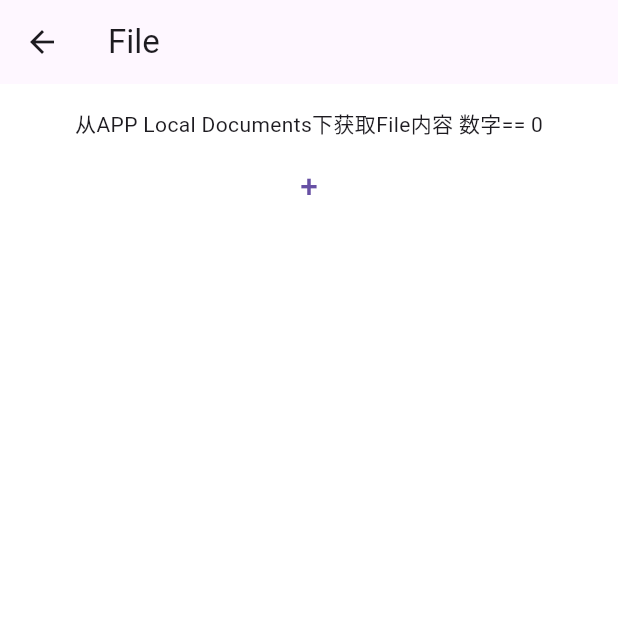
After one commit to zhangdekai/flutter_demo, a Flutter app: the FileOperateTest screen opened directly, on a phone screen of 412 x 824 dp, the top half of it. The commit adds this screen. Run offline on Flutter 3.47's test engine with Material 3 defaults, Android fonts, the phone set to English and light mode, and no system bars; our stand-ins replace after_layout, dio, event_bus, get, sign_in_with_apple, signature and 1 more; missing offline and left inert: flukit; accounts and stored records are empty; network calls fail.

Commit message:
Add File and Network operate and websocket, json_model generate

```diff
--- /dev/null
+++ b/lib/file_and_network_operate/file_io_operate.dart
@@ -0,0 +1,74 @@
+import 'dart:io';
+import 'package:flutter/material.dart';
+import 'package:weiChatDemo/common/common_button.dart';
+import 'package:path_provider/path_provider.dart';
+
+/*
+
+获取File 采用了  3方 path_provider，文件的读写还是使用了 dart:io 的File
+
+ */
+
+class FileOperateTest extends StatefulWidget {
+  const FileOperateTest({super.key});
+
+  @override
+  State<FileOperateTest> createState() => _FileOperateTestState();
+}
+
+class _FileOperateTestState extends State<FileOperateTest> {
+  int _counter = 0;
+
+  @override
+  void initState() {
+    super.initState();
+
+    _readCounter().then((value) => setState(() {
+          _counter = value;
+        }));
+  }
+
+  @override
+  Widget build(BuildContext context) {
+    return Scaffold(
+      appBar: AppBar(
+        title: Text('File'),
+      ),
+      body: Center(
+        child: Column(
+          children: [
+
+            SizedBox(height: 16),
+            Text('从APP Local Documents下获取File内容 数字== $_counter'),
+
+            PushButton.button2(context, '+', _incrementCounter)],
+        ),
+      ),
+    );
+  }
+
+  Future<File> _getLocalFile() async {
+    // 获取应用目录， iOS 模拟器初次使用时，需要重新run.
+    String dir = (await getApplicationDocumentsDirectory()).path;
+    return File('$dir/counter.txt');
+  }
+
+  Future<int> _readCounter() async {
+    try {
+      File file = await _getLocalFile();
+      // 读取点击次数（以字符串）
+      String contents = await file.readAsString();
+      return int.parse(contents);
+    } on FileSystemException {
+      return 0;
+    }
+  }
+
+  void _incrementCounter() async {
+    setState(() {
+      _counter++;
+    });
+    // 将点击次数以字符串类型写到文件中
+    await (await _getLocalFile()).writeAsString('$_counter');
+  }
+}
--- a/lib/main.dart
+++ b/lib/main.dart
@@ -2,11 +2,10 @@ import 'package:flutter/material.dart' hide Page, Action;
 import 'package:get/get.dart';
 import 'package:weiChatDemo/const_value/route_name.dart';
 import 'package:weiChatDemo/generated/l10n.dart';
+import 'package:weiChatDemo/page_route/page_route_test.dart';
 import 'package:weiChatDemo/pages/root_page.dart';
 import 'package:weiChatDemo/widgets_test/widgets_test/view.dart';
-
 import 'event/event_handle_test/view.dart';
-import 'page_route(路由机制)/page_route_test.dart';
 
 void main() => runApp(MyApp());
 
--- /dev/null
+++ b/lib/models/index.dart
@@ -0,0 +1 @@
+export 'user.dart' ;
```
Also changed, not shown: jsons/user.json (added, +7 -0 lines), lib/file_and_network_operate/file_netork_test.dart (added, +27 -0 lines), lib/file_and_network_operate/http_operte.dart (added, +143 -0 lines), lib/file_and_network_operate/webSocket_operte.dart (added, +115 -0 lines), lib/models/user.dart (added, +17 -0 lines), lib/pages/chat/chat_page.dart (+8 -2 lines), pubspec.yaml (+6 -2 lines), lib/file_and_network_operate/json_model/json_model.dart (renamed from lib/json_model/json_model.dart), lib/file_and_network_operate/json_model/json_model.g.dart, lib/interview_test/test_001.dart (renamed from lib/面试题/test_001.dart), lib/models/user.g.dart (added), lib/page_route/page_route_test.dart (renamed from lib/page_route(路由机制)/page_route_test.dart), 5 other files.
